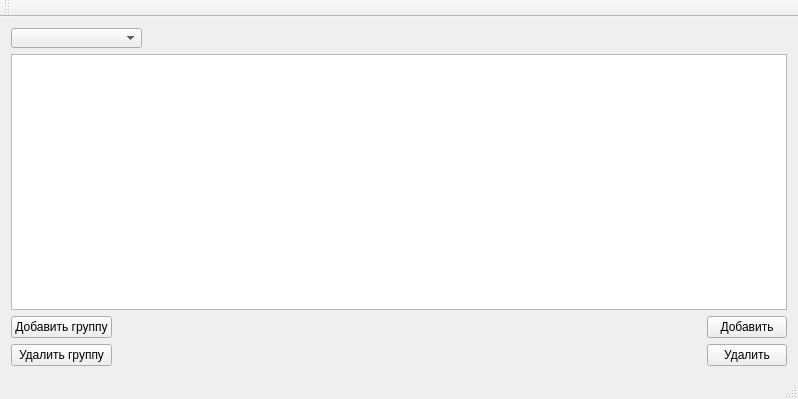
Old version of the form mainwindow.ui in the repository murmax/DBP.
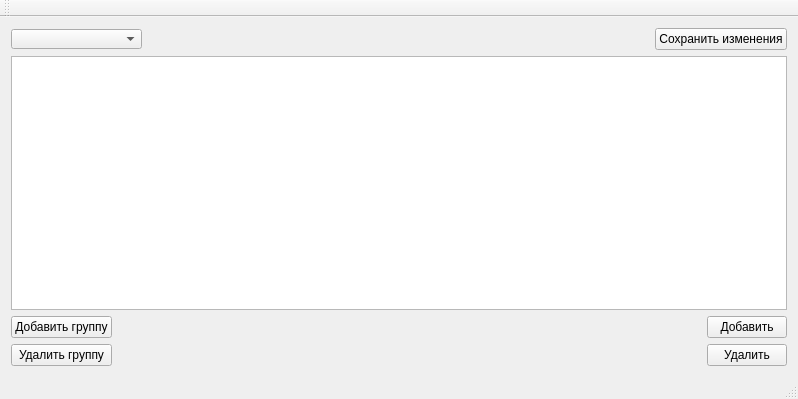
New version of the form.

```diff
--- a/mainwindow.ui
+++ b/mainwindow.ui
@@ -58,6 +58,13 @@
         </property>
        </spacer>
       </item>
+      <item>
+       <widget class="QPushButton" name="pushButton_5">
+        <property name="text">
+         <string>Сохранить изменения</string>
+        </property>
+       </widget>
+      </item>
      </layout>
     </item>
     <item>
```
Left out of the diff: 10 changed lines with no effect on the pictures.
